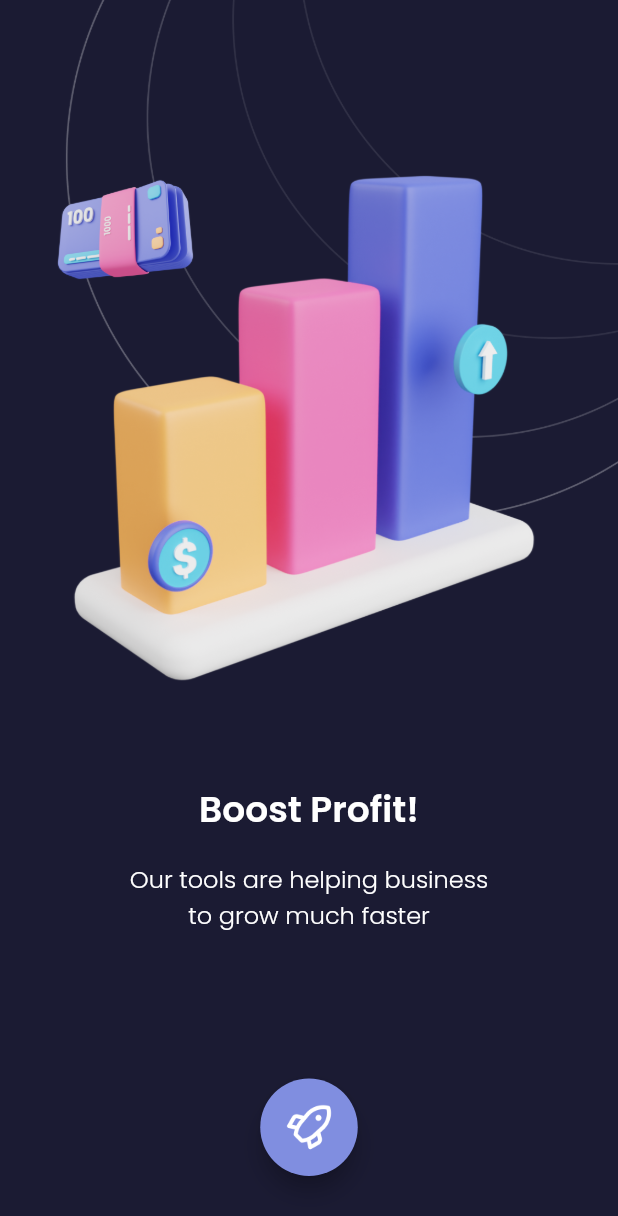
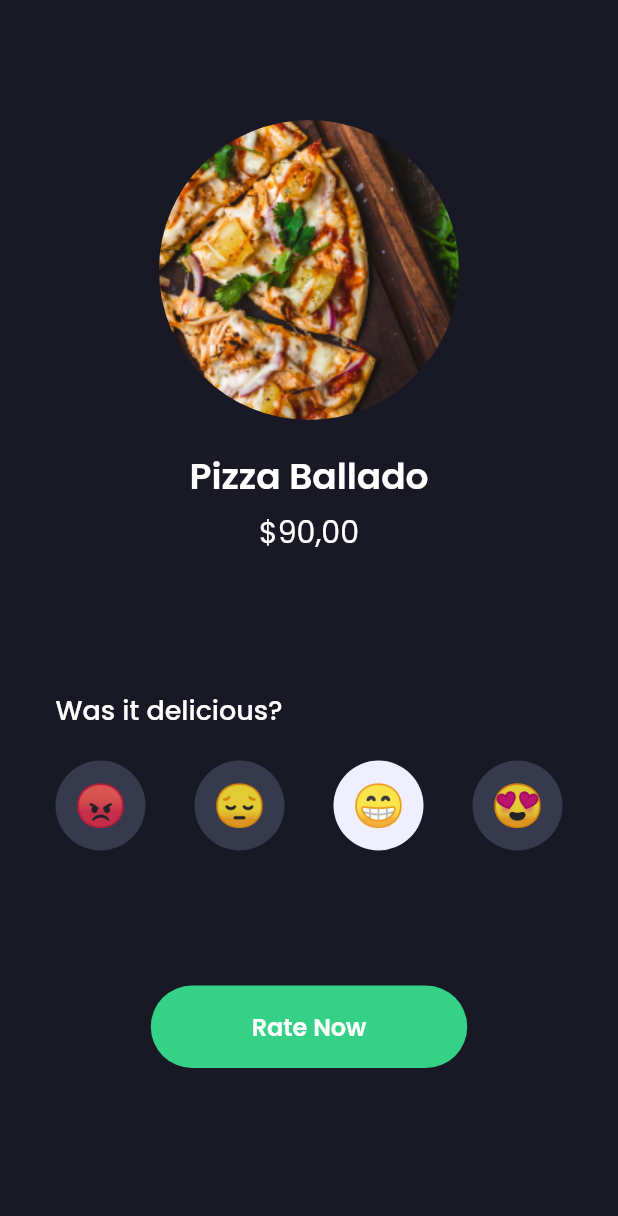
Before and after one commit to jilanfawwaz/ModernFlutterUI, a Flutter app: the screen it shows after launch, on a phone screen of 412 x 824 dp. Shown: the top 1216 px of the screen. Run offline on Flutter 3.47's test engine with Material 2 defaults, Android fonts, the phone set to English and light mode, and no system bars; our stand-ins replace google_fonts.

Commit message:
day 5 ratingmakanan done

```diff
--- a/lib/main.dart
+++ b/lib/main.dart
@@ -4,6 +4,8 @@ import 'package:modern_flutter_ui/ui/emptystatebisnis.dart';
 import 'package:modern_flutter_ui/ui/getstartedcrypto.dart';
 import 'package:modern_flutter_ui/ui/getstartedyoga.dart';
 import 'package:modern_flutter_ui/ui/halamanutama1.dart';
+import 'package:modern_flutter_ui/ui/ratinggojek.dart';
+import 'package:modern_flutter_ui/ui/ratingmakanan.dart';
 import 'package:modern_flutter_ui/ui/signincrypto.dart';
 import 'package:modern_flutter_ui/ui/signinwallet.dart';
 import 'package:modern_flutter_ui/ui/splashscreen1.dart';
@@ -20,7 +22,7 @@ class MyApp extends StatelessWidget {
     return MaterialApp(
       debugShowCheckedModeBanner: false,
       routes: {
-        '/': (context) => EmptyBisnis(),
+        '/': (context) => RatingMakanan(),
         '/halamanutama1': (context) => HalamanUtama1(),
         '/getstartedcypto': (context) => GetStartedCrypto(),
         '/getstartedyoga': (context) => GetStartedYoga(),
@@ -28,6 +30,8 @@ class MyApp extends StatelessWidget {
         '/signinwallet': (context) => SignInWallet(),
         '/emptybelanja': (context) => EmptyBelanja(),
         '/emptybisnis': (context) => EmptyBisnis(),
+        '/ratingmakanan': (context) => RatingMakanan(),
+        '/ratinggojek': (context) => RatingGojek(),
       },
       //home: SplashScreen1(),
     );
--- a/lib/shared/theme.dart
+++ b/lib/shared/theme.dart
@@ -39,6 +39,12 @@ TextStyle cPoppinsWhiteSemibold24 = GoogleFonts.poppins(
   fontWeight: semiBold,
 );
 
+TextStyle cPoppinsWhiteMedium18 = GoogleFonts.poppins(
+  fontSize: 18,
+  color: Color(0xffFFFFFF),
+  fontWeight: medium,
+);
+
 TextStyle cPoppinsWhiteLight16 = GoogleFonts.poppins(
   fontSize: 16,
   color: Color(0xffFFFFFF),
--- /dev/null
+++ b/lib/ui/ratinggojek.dart
@@ -0,0 +1,14 @@
+import 'package:flutter/material.dart';
+
+class RatingGojek extends StatelessWidget {
+  const RatingGojek({Key? key}) : super(key: key);
+
+  @override
+  Widget build(BuildContext context) {
+    return Scaffold(
+      body: Column(
+        children: [Text("Haloo")],
+      ),
+    );
+  }
+}
--- /dev/null
+++ b/lib/ui/ratingmakanan.dart
@@ -0,0 +1,154 @@
+import 'package:flutter/material.dart';
+import 'package:modern_flutter_ui/shared/theme.dart';
+
+class RatingMakanan extends StatelessWidget {
+  const RatingMakanan({Key? key}) : super(key: key);
+
+  @override
+  Widget build(BuildContext context) {
+    return Scaffold(
+      backgroundColor: Color(0xff181925),
+      body: SafeArea(
+        child: Padding(
+          padding: EdgeInsets.symmetric(
+            horizontal: 37,
+          ),
+          child: Center(
+            child: Column(
+              children: [
+                Container(
+                  width: 200,
+                  height: 200,
+                  margin: EdgeInsets.only(
+                    top: 80,
+                    bottom: 20,
+                  ),
+                  decoration: BoxDecoration(
+                    shape: BoxShape.circle,
+                    image: DecorationImage(
+                      image: AssetImage("assets/images/5-gambarProfil.png"),
+                    ),
+                  ),
+                ),
+                Text(
+                  "Pizza Ballado",
+                  style: cPoppinsWhiteSemibold24,
+                ),
+                SizedBox(
+                  height: 4,
+                ),
+                Text(
+                  r"$90,00",
+                  style: cPoppinsWhiteRegular16.copyWith(
+                    fontSize: 20,
+                  ),
+                ),
+                SizedBox(
+                  height: 90,
+                ),
+                Row(
+                  mainAxisAlignment: MainAxisAlignment.start,
+                  children: [
+                    Text(
+                      "Was it delicious?",
+                      style: cPoppinsWhiteMedium18,
+                    ),
+                  ],
+                ),
+                SizedBox(
+                  height: 20,
+                ),
+                Row(
+                  mainAxisAlignment: MainAxisAlignment.spaceBetween,
+                  children: [
+                    Container(
+                      width: 60,
+                      height: 60,
+                      //color: Color(0xff37394D),
+                      decoration: BoxDecoration(
+                        color: Color(0xff37394D),
+                        shape: BoxShape.circle,
+                      ),
+                      child: Center(
+                        child: Text(
+                          "😡",
+                          style: TextStyle(fontSize: 28),
+                        ),
+                      ),
+                    ),
+                    Container(
+                      width: 60,
+                      height: 60,
+                      //color: Color(0xff37394D),
+                      decoration: BoxDecoration(
+                        color: Color(0xff37394D),
+                        shape: BoxShape.circle,
+                      ),
+                      child: Center(
+                        child: Text(
+                          "😔",
+                          style: TextStyle(fontSize: 28),
+                        ),
+                      ),
+                    ),
+                    Container(
+                      width: 60,
+                      height: 60,
+                      //color: Color(0xff37394D),
+                      decoration: BoxDecoration(
+                        color: Color(0xffEEF0FF),
+                        shape: BoxShape.circle,
+                      ),
+                      child: Center(
+                        child: Text(
+                          "😁",
+                          style: TextStyle(fontSize: 28),
+                        ),
+                      ),
+                    ),
+                    Container(
+                      width: 60,
+                      height: 60,
+                      //color: Color(0xff37394D),
+                      decoration: BoxDecoration(
+                        color: Color(0xff37394D),
+                        shape: BoxShape.circle,
+                      ),
+                      child: Center(
+                        child: Text(
+                          "😍",
+                          style: TextStyle(fontSize: 28),
+                        ),
+                      ),
+                    ),
+                  ],
+                ),
+                Container(
+                  width: 211,
+                  height: 55,
+                  //color: Color(0xff34D186),
+                  margin: EdgeInsets.only(top: 90),
+                  child: TextButton(
+                    style: TextButton.styleFrom(
+                      backgroundColor: Color(0xff34D186),
+                      shape: RoundedRectangleBorder(
+                        borderRadius: BorderRadius.circular(60),
+                      ),
+                    ),
+                    onPressed: () {},
+                    child: Text(
+                      "Rate Now",
+                      style: cPoppinsWhiteSemibold24.copyWith(
+                        fontSize: 16,
+                      ),
+                    ),
+                  ),
+                ),
+              ],
+            ),
+          ),
+        ),
+      ),
+    );
+  }
+}
```
Also changed, not shown: assets/images/5-gambarOrang.png (added), assets/images/5-gambarProfil.png (added).
